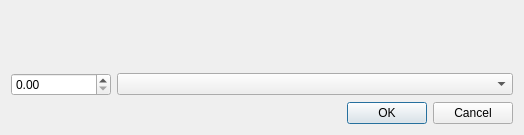
casey-martin/EatersDigest, file qt_des/ingredientQuantityWindow.ui: the form before one commit.
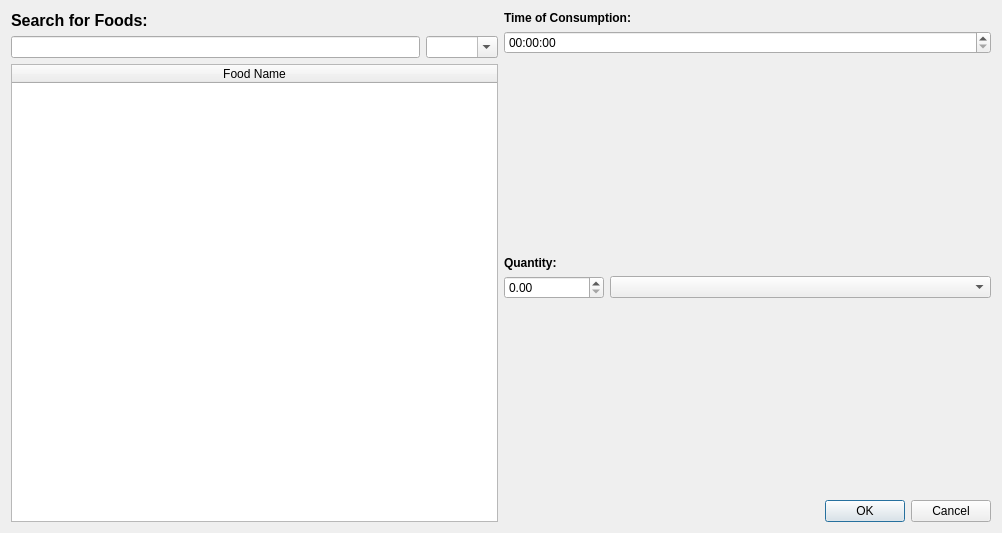
The form after the commit.

Patch:
```diff
--- a/qt_des/ingredientQuantityWindow.ui
+++ b/qt_des/ingredientQuantityWindow.ui
@@ -6,24 +6,126 @@
    <rect>
     <x>0</x>
     <y>0</y>
-    <width>524</width>
-    <height>135</height>
+    <width>1002</width>
+    <height>533</height>
    </rect>
   </property>
   <property name="windowTitle">
    <string>Dialog</string>
   </property>
-  <layout class="QVBoxLayout" name="verticalLayout">
+  <layout class="QHBoxLayout" name="horizontalLayout_2">
    <item>
-    <widget class="QLabel" name="label">
+    <layout class="QVBoxLayout" name="queryLayout">
+     <item>
+      <widget class="QLabel" name="foodQuerylabel">
+       <property name="font">
+        <font>
+         <pointsize>12</pointsize>
+         <weight>75</weight>
+         <bold>true</bold>
+        </font>
+       </property>
+       <property name="text">
+        <string>Search for Foods:</string>
+       </property>
+      </widget>
+     </item>
+     <item>
+      <layout class="QHBoxLayout" name="queryInputLayout">
+       <item>
+        <widget class="QLineEdit" name="queryLineEdit"/>
+       </item>
+       <item>
+        <widget class="QComboBox" name="foodGroupComboBox">
+         <property name="enabled">
+          <bool>true</bool>
+         </property>
      <property name="minimumSize">
       <size>
-       <width>0</width>
+           <width>50</width>
        <height>0</height>
       </size>
      </property>
+         <property name="editable">
+          <bool>true</bool>
+         </property>
+        </widget>
+       </item>
+      </layout>
+     </item>
+     <item>
+      <widget class="QTableWidget" name="resultTableWidget">
+       <property name="selectionMode">
+        <enum>QAbstractItemView::SingleSelection</enum>
+       </property>
+       <property name="selectionBehavior">
+        <enum>QAbstractItemView::SelectRows</enum>
+       </property>
+       <property name="verticalScrollMode">
+        <enum>QAbstractItemView::ScrollPerItem</enum>
+       </property>
+       <property name="sortingEnabled">
+        <bool>true</bool>
+       </property>
+       <attribute name="horizontalHeaderStretchLastSection">
+        <bool>true</bool>
+       </attribute>
+       <column>
      <property name="text">
-      <string/>
+         <string>Food Name</string>
+        </property>
+       </column>
+      </widget>
+     </item>
+    </layout>
+   </item>
+   <item>
+    <layout class="QVBoxLayout" name="verticalLayout_2">
+     <item>
+      <widget class="QLabel" name="timeLabel">
+       <property name="font">
+        <font>
+         <weight>75</weight>
+         <bold>true</bold>
+        </font>
+       </property>
+       <property name="frameShape">
+        <enum>QFrame::NoFrame</enum>
+       </property>
+       <property name="frameShadow">
+        <enum>QFrame::Plain</enum>
+       </property>
+       <property name="text">
+        <string>Time of Consumption:</string>
+       </property>
+      </widget>
+     </item>
+     <item>
+      <widget class="QTimeEdit" name="consumptionTimeEdit"/>
+     </item>
+     <item>
+      <spacer name="verticalSpacer">
+       <property name="orientation">
+        <enum>Qt::Vertical</enum>
+       </property>
+       <property name="sizeHint" stdset="0">
+        <size>
+         <width>20</width>
+         <height>40</height>
+        </size>
+       </property>
+      </spacer>
+     </item>
+     <item>
+      <widget class="QLabel" name="quantityLabel">
+       <property name="font">
+        <font>
+         <weight>75</weight>
+         <bold>true</bold>
+        </font>
+       </property>
+       <property name="text">
+        <string>Quantity:</string>
      </property>
     </widget>
    </item>
@@ -52,7 +154,20 @@
     </layout>
    </item>
    <item>
-    <widget class="QDialogButtonBox" name="buttonBox">
+      <spacer name="verticalSpacer_2">
+       <property name="orientation">
+        <enum>Qt::Vertical</enum>
+       </property>
+       <property name="sizeHint" stdset="0">
+        <size>
+         <width>20</width>
+         <height>40</height>
+        </size>
+       </property>
+      </spacer>
+     </item>
+     <item>
+      <widget class="QDialogButtonBox" name="confirmButtonBox">
      <property name="orientation">
       <enum>Qt::Horizontal</enum>
      </property>
@@ -62,6 +177,8 @@
     </widget>
    </item>
   </layout>
+   </item>
+  </layout>
  </widget>
  <resources/>
  <connections>
```
Left out of the diff: 8 changed lines with no effect on the pictures. Lines whose indentation alone changed are shown as unchanged.
